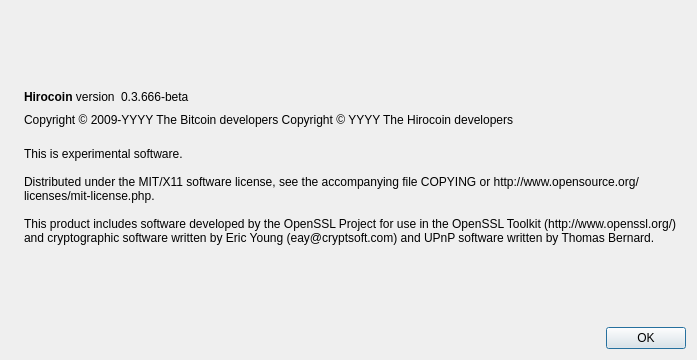
Above: src/qt/forms/aboutdialog.ui from HiroSatou/Hirocoin before the change. Below: the same form after it.
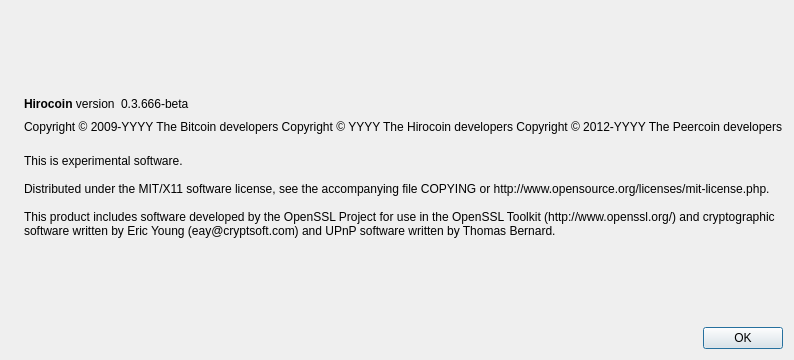
That is the form after the change. Icons and pictures are not drawn.

Commit message: Hirocoin: Automatic Checkpointing

Patch:
```diff
--- a/src/qt/forms/aboutdialog.ui
+++ b/src/qt/forms/aboutdialog.ui
@@ -92,7 +92,8 @@
        </property>
        <property name="text">
         <string notr="true">Copyright &amp;copy; 2009-YYYY The Bitcoin developers
-Copyright &amp;copy; YYYY The Hirocoin developers</string>
+Copyright &amp;copy; YYYY The Hirocoin developers
+Copyright &amp;copy; 2012-YYYY The Peercoin developers</string>
        </property>
        <property name="textFormat">
         <enum>Qt::RichText</enum>
```
The commit also changes 19 other files.
